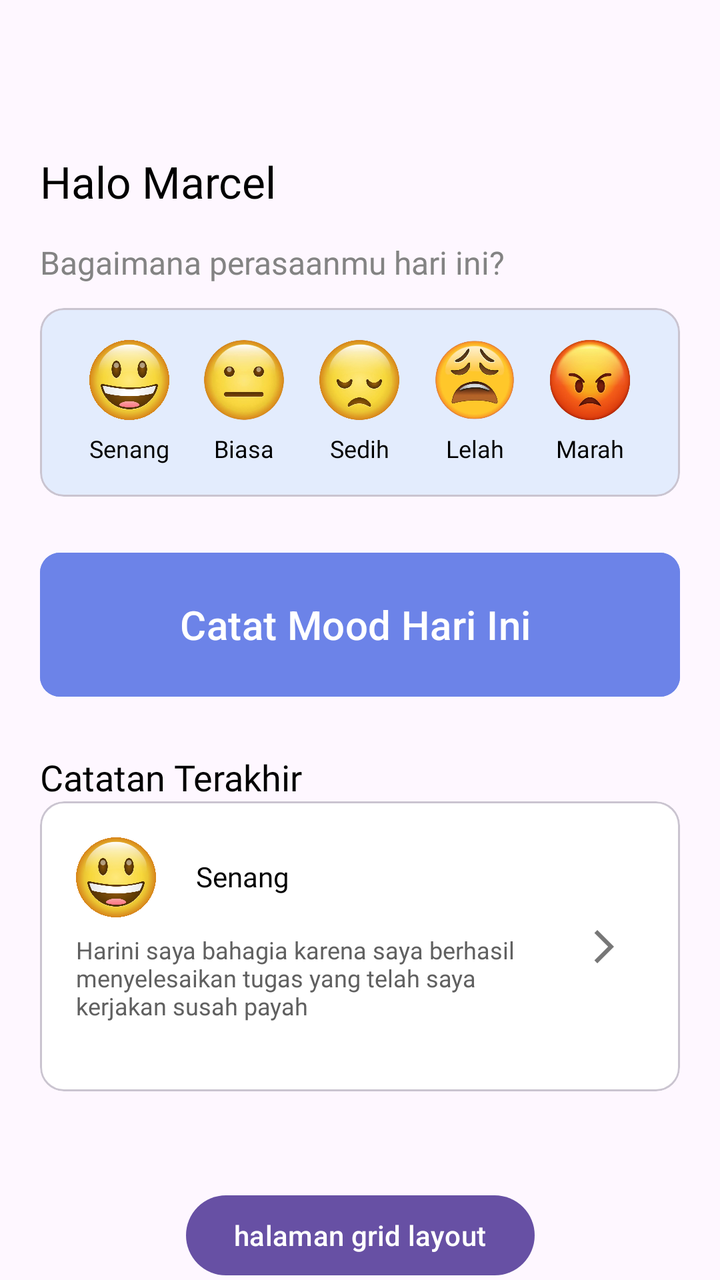
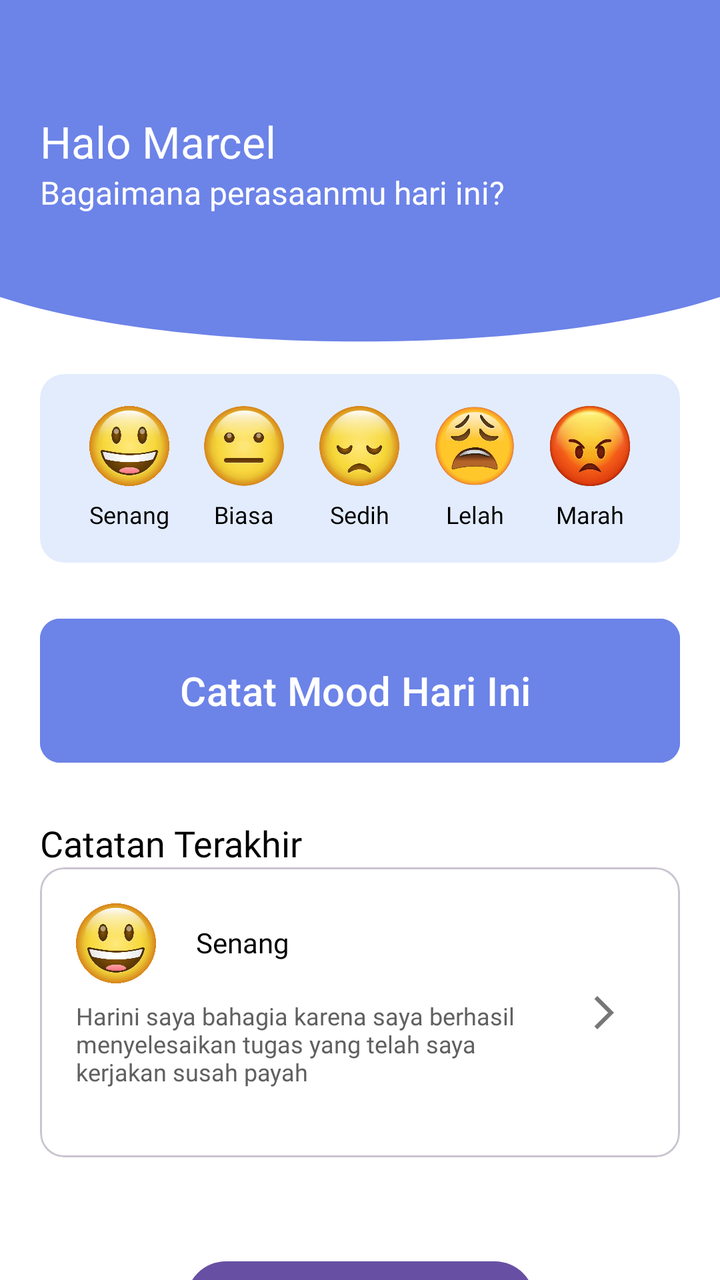

Two renders of the same Android screen: before a commit and after it. Below are the layout's source before the change and the commit's diff.
<!-- AndroidManifest.xml: application theme Theme.Projek_Marcel -->
<!-- res/layout/fragment_home.xml -->
<?xml version="1.0" encoding="utf-8"?>
<androidx.constraintlayout.widget.ConstraintLayout xmlns:android="http://schemas.android.com/apk/res/android"
    xmlns:tools="http://schemas.android.com/tools"
    android:layout_width="match_parent"
    android:layout_height="match_parent"
    xmlns:app="http://schemas.android.com/apk/res-auto"
    tools:context=".Home.HomeFragment">

    


    <com.google.android.material.card.MaterialCardView
    android:id="@+id/materialCardView3"
    android:layout_width="match_parent"
    android:layout_height="wrap_content"
    android:layout_marginHorizontal="20dp"
    android:layout_marginTop="12dp"
    android:backgroundTint="@color/background_color"
    app:cardCornerRadius="12dp"
    app:cardElevation="0dp"
    app:layout_constraintEnd_toEndOf="parent"
    app:layout_constraintStart_toStartOf="parent"
    app:layout_constraintTop_toBottomOf="@+id/textView13">

    
    <LinearLayout
        android:layout_width="match_parent"
        android:layout_height="wrap_content"
        android:orientation="horizontal"
        android:padding="16dp"
        android:weightSum="5">

        
        <LinearLayout
            android:layout_width="0dp"
            android:layout_height="wrap_content"
            android:layout_weight="1"
            android:gravity="center"
            android:orientation="vertical">

            <ImageView
                android:id="@+id/imageView"
                android:layout_width="40dp"
                android:layout_height="40dp"
                app:srcCompat="@drawable/emoji_bahagia" />

            <TextView
                android:id="@+id/textView14"
                android:layout_width="wrap_content"
                android:layout_height="wrap_content"
                android:layout_marginTop="6dp"
                android:fontFamily="@font/poppins_regular"
                android:text="Senang"
                android:textColor="@color/black"
                android:textSize="12sp" />
        </LinearLayout>

        
        <LinearLayout
            android:layout_width="0dp"
            android:layout_height="wrap_content"
            android:layout_weight="1"
            android:gravity="center"
            android:orientation="vertical">

            <ImageView
                android:id="@+id/imageView4"
                android:layout_width="40dp"
                android:layout_height="40dp"
                app:srcCompat="@drawable/emoji_biasa" />

            <TextView
                android:id="@+id/textView15"
                android:layout_width="wrap_content"
                android:layout_height="wrap_content"
                android:layout_marginTop="6dp"
                android:fontFamily="@font/poppins_regular"
                android:text="Biasa"
                android:textColor="@color/black"
                android:textSize="12sp" />
        </LinearLayout>

        
        <LinearLayout
            android:layout_width="0dp"
            android:layout_height="wrap_content"
            android:layout_weight="1"
            android:gravity="center"
            android:orientation="vertical">

            <ImageView
                android:id="@+id/imageView5"
                android:layout_width="40dp"
                android:layout_height="40dp"
                app:srcCompat="@drawable/emoji_sedih" />

            <TextView
                android:id="@+id/textView16"
                android:layout_width="wrap_content"
                android:layout_height="wrap_content"
                android:layout_marginTop="6dp"
                android:fontFamily="@font/poppins_regular"
                android:text="Sedih"
                android:textColor="@color/black"
                android:textSize="12sp" />
        </LinearLayout>

        
        <LinearLayout
            android:layout_width="0dp"
            android:layout_height="wrap_content"
            android:layout_weight="1"
            android:gravity="center"
            android:orientation="vertical">

            <ImageView
                android:id="@+id/imageView6"
                android:layout_width="40dp"
                android:layout_height="40dp"
                app:srcCompat="@drawable/emoji_lelah" />

            <TextView
                android:id="@+id/textView17"
                android:layout_width="wrap_content"
                android:layout_height="wrap_content"
                android:layout_marginTop="6dp"
                android:fontFamily="@font/poppins_regular"
                android:text="Lelah"
                android:textColor="@color/black"
                android:textSize="12sp" />
        </LinearLayout>

        
        <LinearLayout
            android:layout_width="0dp"
            android:layout_height="wrap_content"
            android:layout_weight="1"
            android:gravity="center"
            android:orientation="vertical">

            <ImageView
                android:id="@+id/imageView7"
                android:layout_width="40dp"
                android:layout_height="40dp"
                app:srcCompat="@drawable/emoji_marah" />

            <TextView
                android:id="@+id/textView18"
                android:layout_width="wrap_content"
                android:layout_height="wrap_content"
                android:layout_marginTop="6dp"
                android:fontFamily="@font/poppins_regular"
                android:text="Marah"
                android:textColor="@color/black"
                android:textSize="12sp" />
        </LinearLayout>

    </LinearLayout>

</com.google.android.material.card.MaterialCardView>


    <TextView
        android:id="@+id/txtUsername"
        android:layout_width="wrap_content"
        android:layout_height="wrap_content"
        android:layout_marginStart="20dp"
        android:layout_marginTop="76dp"
        android:text="Halo Marcel"
        android:textColor="@color/black"
        android:textSize="22dp"
        android:fontFamily="@font/poppins_bold"
        app:layout_constraintStart_toStartOf="parent"
        app:layout_constraintTop_toTopOf="parent" />

    <TextView
        android:id="@+id/textView13"
        android:layout_width="wrap_content"
        android:layout_height="wrap_content"
        android:layout_marginStart="20dp"
        android:layout_marginTop="15dp"
        android:text="Bagaimana perasaanmu hari ini?"
        android:textColor="@color/deskripsi_text_color"
        android:fontFamily="@font/poppins_regular"
        android:textSize="16dp"
        app:layout_constraintStart_toStartOf="parent"
        app:layout_constraintTop_toBottomOf="@+id/txtUsername" />



    <com.google.android.material.button.MaterialButton
        android:id="@+id/btnTambahMood"
        android:layout_width="match_parent"
        android:layout_height="80dp"
        android:layout_marginHorizontal="20dp"
        android:layout_marginTop="24dp"
        android:backgroundTint="@color/primary_color"
        android:text="Catat Mood Hari Ini "
        android:textSize="20dp"
        app:cornerRadius="10dp"
        app:layout_constraintEnd_toEndOf="parent"
        app:layout_constraintHorizontal_bias="0.4"
        app:layout_constraintStart_toStartOf="parent"
        app:layout_constraintTop_toBottomOf="@+id/materialCardView3" />

    <TextView
        android:id="@+id/textView19"
        android:layout_width="wrap_content"
        android:layout_height="wrap_content"
        android:layout_marginStart="20dp"
        android:layout_marginTop="24dp"
        android:text="Catatan Terakhir"
        android:textColor="@color/black"
        android:textSize="18dp"
        android:fontFamily="@font/poppins_semibold"
        app:layout_constraintStart_toStartOf="parent"
        app:layout_constraintTop_toBottomOf="@+id/btnTambahMood" />

    <com.google.android.material.card.MaterialCardView
        android:id="@+id/materialCardView2"
        android:layout_width="match_parent"
        android:layout_height="145dp"
        android:layout_marginHorizontal="20dp"
        android:backgroundTint="@color/white"
        app:layout_constraintTop_toBottomOf="@+id/textView19"
        tools:layout_editor_absoluteX="-135dp">

        <androidx.constraintlayout.widget.ConstraintLayout
            android:layout_width="match_parent"
            android:layout_height="match_parent"
            android:layout_margin="18dp"

            >


            <ImageView
                android:id="@+id/imageView8"
                android:layout_width="40dp"
                android:layout_height="40dp"

                app:layout_constraintStart_toStartOf="parent"
                app:layout_constraintTop_toTopOf="parent"
                app:srcCompat="@drawable/emoji_bahagia" />

            <TextView
                android:id="@+id/textView20"
                android:layout_width="wrap_content"
                android:layout_height="wrap_content"
                android:layout_marginStart="20dp"
                android:layout_marginTop="10dp"
                android:text="Senang"
                android:fontFamily="@font/poppins_regular"
                android:textColor="@color/black"
                android:textSize="14dp"
                app:layout_constraintStart_toEndOf="@+id/imageView8"
                app:layout_constraintTop_toTopOf="parent" />

            <TextView
                android:id="@+id/textView21"
                android:layout_width="match_parent"
                android:layout_height="60dp"
                android:layout_marginTop="8dp"
                android:layout_marginRight="40dp"
                android:text="Harini saya bahagia karena saya berhasil menyelesaikan tugas yang telah saya kerjakan susah payah"
                android:textColor="#606060"
                android:textSize="12dp"
                android:fontFamily="@font/poppins_regular"
                app:layout_constraintStart_toStartOf="parent"
                app:layout_constraintTop_toBottomOf="@+id/imageView8" />


            <com.google.android.material.button.MaterialButton
                android:id="@+id/btnLihatDetail"
                android:layout_width="40dp"
                android:layout_height="40dp"

                android:backgroundTint="@color/white"
                android:insetTop="0dp"
                android:insetBottom="0dp"
                android:padding="0dp"
                android:text=""
                app:cornerRadius="0dp"
                app:icon="@drawable/baseline_arrow_forward_ios_24"
                app:iconGravity="textStart"
                app:iconPadding="0dp"
                app:iconSize="20dp"
                app:iconTint="@color/btnForward"
                app:layout_constraintBottom_toBottomOf="parent"
                app:layout_constraintEnd_toEndOf="parent"
                app:layout_constraintTop_toTopOf="parent" />
            ```
        </androidx.constraintlayout.widget.ConstraintLayout>
    </com.google.android.material.card.MaterialCardView>

    <Button
        android:id="@+id/gridLayout"
        android:layout_width="wrap_content"
        android:layout_height="wrap_content"
        android:layout_marginTop="48dp"
        android:text="halaman grid layout"
        app:layout_constraintEnd_toEndOf="parent"
        app:layout_constraintStart_toStartOf="parent"
        app:layout_constraintTop_toBottomOf="@+id/materialCardView2" />


</androidx.constraintlayout.widget.ConstraintLayout>
<!-- resources referenced by this layout -->
<resources>
  <color name="background_color">#E3ECFD</color>
  <color name="black">#FF000000</color>
  <color name="btnForward">#777777</color>
  <color name="deskripsi_text_color">#838383</color>
  <color name="primary_color">#6C83E8</color>
  <color name="white">#FFFFFFFF</color>
  <!-- drawable baseline_arrow_forward_ios_24 (drawable) -->
  <vector xmlns:android="http://schemas.android.com/apk/res/android" android:autoMirrored="true" android:height="24dp" android:tint="#000000" android:viewportHeight="24" android:viewportWidth="24" android:width="24dp">
        
      <path android:fillColor="@android:color/white" android:pathData="M6.23,20.23l1.77,1.77l10,-10l-10,-10l-1.77,1.77l8.23,8.23z"/>
      
  </vector>
  <!-- drawable emoji_bahagia: png bitmap (drawable, 62134 bytes) -->
  <!-- drawable emoji_biasa: png bitmap (drawable, 150305 bytes) -->
  <!-- drawable emoji_lelah: png bitmap (drawable, 235640 bytes) -->
  <!-- drawable emoji_marah: png bitmap (drawable, 210424 bytes) -->
  <!-- drawable emoji_sedih: png bitmap (drawable, 222749 bytes) -->
  <style name="Theme.Projek_Marcel" parent="Base.Theme.Projek_Marcel" />
  <style name="Base.Theme.Projek_Marcel" parent="Theme.Material3.DayNight.NoActionBar">
          
          
      </style>
</resources>

<!-- the commit's change to res/layout/fragment_home.xml (unified diff, before → after) -->
@@ -3,18 +3,28 @@
     xmlns:tools="http://schemas.android.com/tools"
     android:layout_width="match_parent"
     android:layout_height="match_parent"
+    android:background="@color/white"
     xmlns:app="http://schemas.android.com/apk/res-auto"
     tools:context=".Home.HomeFragment">
 
     
+    <View
+        android:id="@+id/background_header"
+        android:layout_width="match_parent"
+        android:layout_height="198dp"
+        android:background="@drawable/bg_header_home"
+        app:layout_constraintEnd_toEndOf="parent"
+        app:layout_constraintStart_toStartOf="parent"
+        app:layout_constraintTop_toTopOf="parent" />
 
 
     <com.google.android.material.card.MaterialCardView
     android:id="@+id/materialCardView3"
+        app:strokeWidth="0dp"
     android:layout_width="match_parent"
     android:layout_height="wrap_content"
     android:layout_marginHorizontal="20dp"
-    android:layout_marginTop="12dp"
+    android:layout_marginTop="80dp"
     android:backgroundTint="@color/background_color"
     app:cardCornerRadius="12dp"
     app:cardElevation="0dp"
@@ -165,9 +175,9 @@
         android:layout_width="wrap_content"
         android:layout_height="wrap_content"
         android:layout_marginStart="20dp"
-        android:layout_marginTop="76dp"
+        android:layout_marginTop="56dp"
         android:text="Halo Marcel"
-        android:textColor="@color/black"
+        android:textColor="@color/white"
         android:textSize="22dp"
         android:fontFamily="@font/poppins_bold"
         app:layout_constraintStart_toStartOf="parent"
@@ -178,9 +188,8 @@
         android:layout_width="wrap_content"
         android:layout_height="wrap_content"
         android:layout_marginStart="20dp"
-        android:layout_marginTop="15dp"
         android:text="Bagaimana perasaanmu hari ini?"
-        android:textColor="@color/deskripsi_text_color"
+        android:textColor="@color/white"
         android:fontFamily="@font/poppins_regular"
         android:textSize="16dp"
         app:layout_constraintStart_toStartOf="parent"
<!-- resource entries referenced after the edit -->
@@ -3,7 +3,6 @@
   <color name="background_color">#E3ECFD</color>
   <color name="black">#FF000000</color>
   <color name="btnForward">#777777</color>
-  <color name="deskripsi_text_color">#838383</color>
   <color name="primary_color">#6C83E8</color>
   <color name="white">#FFFFFFFF</color>
   <!-- drawable baseline_arrow_forward_ios_24 (drawable) -->
@@ -11,6 +10,17 @@
         
       <path android:fillColor="@android:color/white" android:pathData="M6.23,20.23l1.77,1.77l10,-10l-10,-10l-1.77,1.77l8.23,8.23z"/>
       
+  </vector>
+  <!-- drawable bg_header_home (drawable) -->
+  <?xml version="1.0" encoding="utf-8"?>
+  <vector xmlns:android="http://schemas.android.com/apk/res/android"
+      android:width="100dp"
+      android:height="100dp"
+      android:viewportWidth="100"
+      android:viewportHeight="100">
+      <path
+          android:fillColor="@color/primary_color"
+          android:pathData="M0,0 L100,0 L100,75 C75,90 25,90 0,75 Z" />
   </vector>
   <!-- drawable emoji_bahagia: png bitmap (drawable, 62134 bytes) -->
   <!-- drawable emoji_biasa: png bitmap (drawable, 150305 bytes) -->
